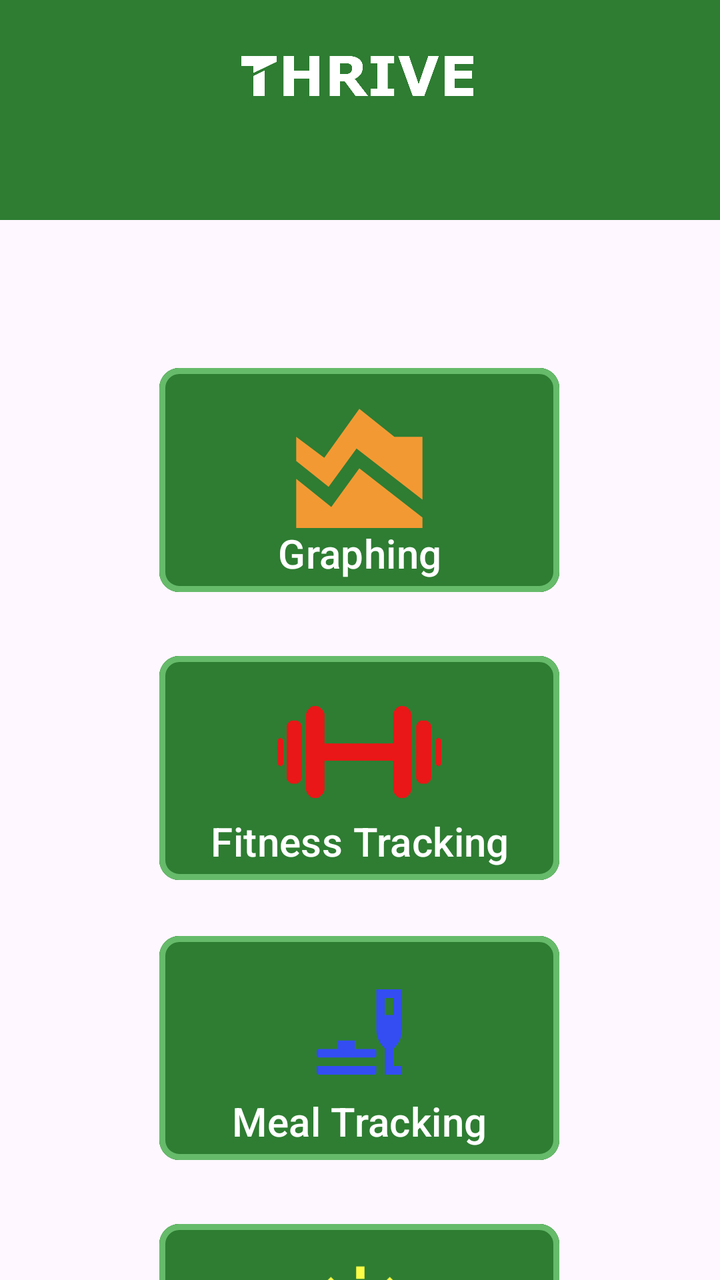
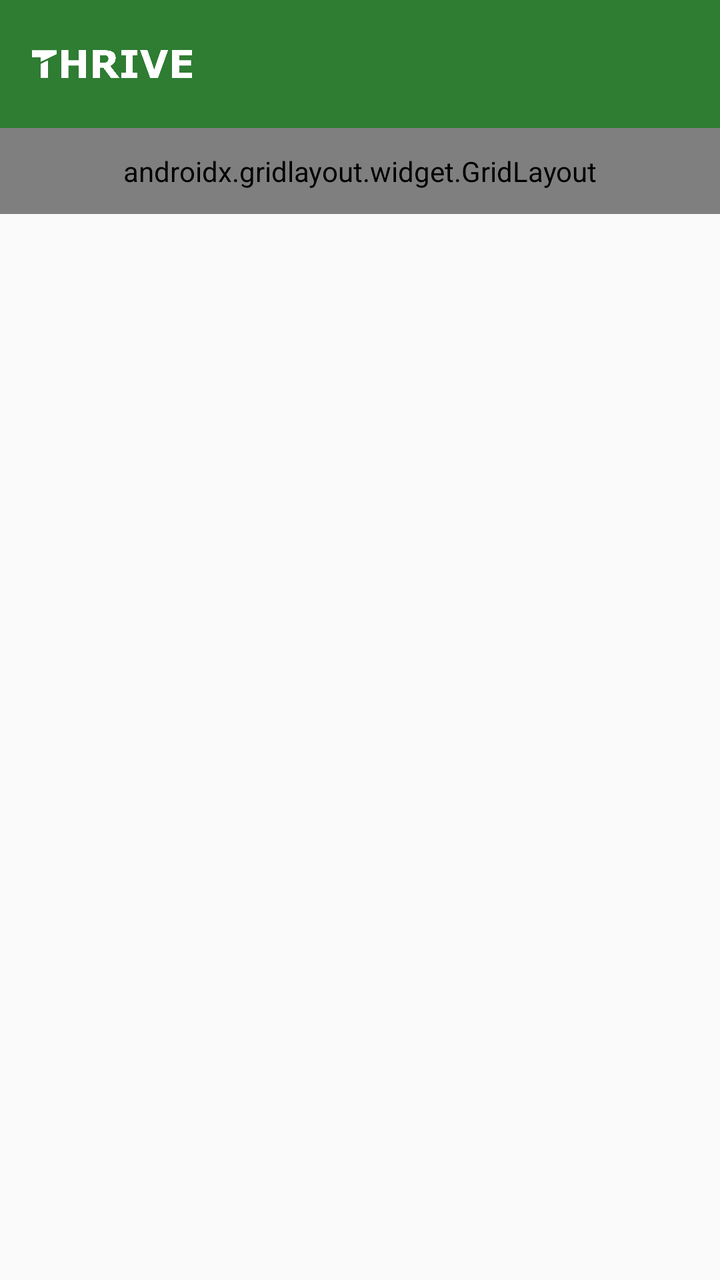

Compare the two renders of this Android layout. The source of the first and the diff that turns it into the second are given below.
<!-- AndroidManifest.xml: application theme Theme.Thriveapp -->
<!-- res/layout/activity_main.xml -->
<?xml version="1.0" encoding="utf-8"?>
<androidx.constraintlayout.widget.ConstraintLayout xmlns:android="http://schemas.android.com/apk/res/android"
    xmlns:app="http://schemas.android.com/apk/res-auto"
    xmlns:tools="http://schemas.android.com/tools"
    android:id="@+id/main"
    android:layout_width="match_parent"
    android:layout_height="match_parent"
    tools:context=".MainActivity">

    
    <View
        android:id="@+id/topBackground"
        android:layout_width="0dp"
        android:layout_height="110dp"
        android:background="@color/primary_green"
        app:layout_constraintTop_toTopOf="parent"
        app:layout_constraintStart_toStartOf="parent"
        app:layout_constraintEnd_toEndOf="parent" />

    

    
    <ImageView
        android:id="@+id/thriveLogo"
        android:layout_width="120dp"
        android:layout_height="20dp"
        android:layout_marginTop="28dp"
        android:contentDescription="THRIVE Logo"
        android:src="@drawable/thrive_logo_thrive_white"
        app:layout_constraintEnd_toEndOf="parent"
        app:layout_constraintHorizontal_bias="0.495"
        app:layout_constraintStart_toStartOf="parent"
        app:layout_constraintTop_toTopOf="parent" />


    

    

    

    

    <androidx.appcompat.widget.Toolbar
        android:id="@+id/appBar"
        android:layout_width="0dp"
        android:layout_height="?attr/actionBarSize"
        android:elevation="4dp"
        android:theme="@style/ThemeOverlay.AppCompat.Dark.ActionBar"
        app:layout_constraintEnd_toEndOf="parent"
        app:layout_constraintHorizontal_bias="0.0"
        app:layout_constraintStart_toStartOf="parent"
        app:layout_constraintTop_toBottomOf="@id/thriveLogo" />

    <Button
        android:id="@+id/fitnessTrackingButton"
        android:layout_width="200dp"
        android:layout_height="120dp"
        android:layout_marginTop="24dp"
        android:backgroundTint="@color/primary_green"
        android:gravity="bottom|center"
        android:text="Fitness Tracking"
        android:textColor="@color/button_text"
        android:textSize="20dp"
        android:elevation="12dp"
        app:strokeColor="@color/secondary_green"
        app:strokeWidth="3dp"
        app:cornerRadius="10dp"
        app:layout_constraintEnd_toEndOf="parent"
        app:layout_constraintHorizontal_bias="0.497"
        app:layout_constraintStart_toStartOf="parent"
        app:layout_constraintTop_toBottomOf="@+id/GraphButton" />

    <Button
        android:id="@+id/GraphButton"
        android:layout_width="200dp"
        android:layout_height="120dp"
        android:layout_marginTop="68dp"
        android:backgroundTint="@color/primary_green"
        android:gravity="bottom|center"
        android:text="Graphing"
        android:textColor="@color/button_text"
        android:textSize="20dp"
        android:elevation="12dp"
        app:strokeColor="@color/secondary_green"
        app:strokeWidth="3dp"
        app:cornerRadius="10dp"
        app:layout_constraintEnd_toEndOf="parent"
        app:layout_constraintHorizontal_bias="0.497"
        app:layout_constraintStart_toStartOf="parent"
        app:layout_constraintTop_toBottomOf="@+id/appBar" />

    <Button
        android:id="@+id/MealTrackingButton"
        android:layout_width="200dp"
        android:layout_height="120dp"
        android:layout_marginTop="20dp"
        android:backgroundTint="@color/primary_green"
        android:gravity="bottom|center"
        android:text="Meal Tracking"
        android:textSize="20dp"
        android:elevation="12dp"
        app:strokeColor="@color/secondary_green"
        app:strokeWidth="3dp"
        app:cornerRadius="10dp"
        app:layout_constraintEnd_toEndOf="parent"
        app:layout_constraintHorizontal_bias="0.497"
        app:layout_constraintStart_toStartOf="parent"
        app:layout_constraintTop_toBottomOf="@+id/fitnessTrackingButton" />

    <Button
        android:id="@+id/DailyGoalsButton"
        android:layout_width="200dp"
        android:layout_height="120dp"
        android:layout_marginTop="24dp"
        android:backgroundTint="@color/primary_green"
        android:gravity="bottom|center"
        android:text="Daily Goals"
        android:textSize="20dp"
        android:elevation="12dp"
        app:strokeColor="@color/secondary_green"
        app:strokeWidth="3dp"
        app:cornerRadius="10dp"
        app:layout_constraintEnd_toEndOf="parent"
        app:layout_constraintHorizontal_bias="0.497"
        app:layout_constraintStart_toStartOf="parent"
        app:layout_constraintTop_toBottomOf="@+id/MealTrackingButton" />

    <ImageView
        android:id="@+id/imageView"
        android:layout_width="119dp"
        android:layout_height="80dp"
        android:layout_marginTop="8dp"
        app:layout_constraintEnd_toEndOf="@+id/DailyGoalsButton"
        app:layout_constraintHorizontal_bias="0.506"
        app:layout_constraintStart_toStartOf="@+id/DailyGoalsButton"
        app:layout_constraintTop_toTopOf="@+id/DailyGoalsButton"
        app:srcCompat="@drawable/sun_icon" />

    <ImageView
        android:id="@+id/imageView4"
        android:layout_width="82dp"
        android:layout_height="56dp"
        android:layout_marginTop="24dp"
        app:layout_constraintEnd_toEndOf="@+id/fitnessTrackingButton"
        app:layout_constraintStart_toStartOf="@+id/fitnessTrackingButton"
        app:layout_constraintTop_toTopOf="@+id/fitnessTrackingButton"
        app:srcCompat="@drawable/dumbell"
        app:tint="#E91717" />

    <ImageView
        android:id="@+id/imageView5"
        android:layout_width="98dp"
        android:layout_height="72dp"
        android:layout_marginTop="16dp"
        app:layout_constraintEnd_toEndOf="@+id/MealTrackingButton"
        app:layout_constraintStart_toStartOf="@+id/MealTrackingButton"
        app:layout_constraintTop_toTopOf="@+id/MealTrackingButton"
        app:srcCompat="@drawable/meal_tracking" />

    <ImageView
        android:id="@+id/imageView9"
        android:layout_width="wrap_content"
        android:layout_height="wrap_content"
        app:layout_constraintEnd_toEndOf="@+id/GraphButton"
        app:layout_constraintStart_toStartOf="@+id/GraphButton"
        app:layout_constraintTop_toTopOf="@+id/GraphButton"
        app:srcCompat="@drawable/graph_image_foreground" />


</androidx.constraintlayout.widget.ConstraintLayout>
<!-- resources referenced by this layout -->
<resources>
  <color name="button_text">#FFFFFF</color>
  <color name="primary_green">#2E7D32</color>
  <color name="secondary_green">#66BB6A</color>
  <!-- drawable dumbell: png bitmap (drawable, 12772 bytes) -->
  <!-- drawable graph_image_foreground (drawable) -->
  <vector xmlns:android="http://schemas.android.com/apk/res/android"
      android:width="108dp"
      android:height="108dp"
      android:viewportWidth="24"
      android:viewportHeight="24"
      android:tint="#F39933">
    <group android:scaleX="0.77918047"
        android:scaleY="0.77918047"
        android:translateX="2.6498342"
        android:translateY="3.0827122">
      <path
          android:fillColor="@android:color/white"
          android:pathData="M3,13v7h18v-1.5l-9,-7L8,17L3,13zM3,7l4,3l5,-7l5,4h4v8.97l-9.4,-7.31l-3.98,5.48L3,10.44V7z"/>
    </group>
  </vector>
  <!-- drawable meal_tracking (drawable) -->
  <vector xmlns:android="http://schemas.android.com/apk/res/android"
      android:width="108dp"
      android:height="108dp"
      android:viewportWidth="24"
      android:viewportHeight="24"
      android:tint="#334DF3">
    <group android:scaleX="0.70992"
        android:scaleY="0.70992"
        android:translateX="3.48096"
        android:translateY="3.48096">
      <path
          android:fillColor="@android:color/white"
          android:pathData="M18,8h2V4h-2V8zM15.51,22H2.49C2.22,22 2,21.78 2,21.5V20h14v1.5C16,21.78 15.78,22 15.51,22zM18,15.89l-0.4,-0.42c-1.02,-1.08 -1.6,-2.52 -1.6,-4V2h6v9.51c0,1.46 -0.54,2.87 -1.53,3.94L20,15.97V20h2v2h-4V15.89zM7,16v-2h4v2h4.5c0.28,0 0.5,0.22 0.5,0.5v1c0,0.28 -0.22,0.5 -0.5,0.5h-13C2.22,18 2,17.78 2,17.5v-1C2,16.22 2.22,16 2.5,16H7z"
          android:fillType="evenOdd"/>
    </group>
  </vector>
  <!-- drawable sun_icon (drawable) -->
  <vector xmlns:android="http://schemas.android.com/apk/res/android"
      android:width="108dp"
      android:height="108dp"
      android:viewportWidth="24"
      android:viewportHeight="24"
      android:tint="#FCFC46">
    <group android:scaleX="0.6264"
        android:scaleY="0.6264"
        android:translateX="4.4832"
        android:translateY="4.8312">
      <path
          android:fillColor="@android:color/white"
          android:pathData="M6.76,4.84l-1.8,-1.79 -1.41,1.41 1.79,1.79 1.42,-1.41zM4,10.5L1,10.5v2h3v-2zM13,0.55h-2L11,3.5h2L13,0.55zM20.45,4.46l-1.41,-1.41 -1.79,1.79 1.41,1.41 1.79,-1.79zM17.24,18.16l1.79,1.8 1.41,-1.41 -1.8,-1.79 -1.4,1.4zM20,10.5v2h3v-2h-3zM12,5.5c-3.31,0 -6,2.69 -6,6s2.69,6 6,6 6,-2.69 6,-6 -2.69,-6 -6,-6zM11,22.45h2L13,19.5h-2v2.95zM3.55,18.54l1.41,1.41 1.79,-1.8 -1.41,-1.41 -1.79,1.8z"/>
    </group>
  </vector>
  <!-- drawable thrive_logo_thrive_white: png bitmap (drawable, 35669 bytes) -->
  <style name="Theme.Thriveapp" parent="Base.Theme.Thriveapp" />
  <style name="Base.Theme.Thriveapp" parent="Theme.Material3.DayNight.NoActionBar">
          
          
      </style>
</resources>

<!-- the commit's change to res/layout/activity_main.xml (unified diff, before → after) -->
@@ -1,171 +1,47 @@
 <?xml version="1.0" encoding="utf-8"?>
-<androidx.constraintlayout.widget.ConstraintLayout xmlns:android="http://schemas.android.com/apk/res/android"
+<androidx.constraintlayout.widget.ConstraintLayout
+    xmlns:android="http://schemas.android.com/apk/res/android"
     xmlns:app="http://schemas.android.com/apk/res-auto"
     xmlns:tools="http://schemas.android.com/tools"
-    android:id="@+id/main"
     android:layout_width="match_parent"
     android:layout_height="match_parent"
-    tools:context=".MainActivity">
-
-    
-    <View
-        android:id="@+id/topBackground"
-        android:layout_width="0dp"
-        android:layout_height="110dp"
-        android:background="@color/primary_green"
-        app:layout_constraintTop_toTopOf="parent"
-        app:layout_constraintStart_toStartOf="parent"
-        app:layout_constraintEnd_toEndOf="parent" />
-
-    
-
-    
-    <ImageView
-        android:id="@+id/thriveLogo"
-        android:layout_width="120dp"
-        android:layout_height="20dp"
-        android:layout_marginTop="28dp"
-        android:contentDescription="THRIVE Logo"
-        android:src="@drawable/thrive_logo_thrive_white"
-        app:layout_constraintEnd_toEndOf="parent"
-        app:layout_constraintHorizontal_bias="0.495"
-        app:layout_constraintStart_toStartOf="parent"
-        app:layout_constraintTop_toTopOf="parent" />
-
-
-    
-
-    
-
-    
-
+    tools:context=".MainActivity"
+    android:background="#FAFAFA">
     
 
     <androidx.appcompat.widget.Toolbar
         android:id="@+id/appBar"
         android:layout_width="0dp"
         android:layout_height="?attr/actionBarSize"
+        android:background="@color/primary_green"
         android:elevation="4dp"
         android:theme="@style/ThemeOverlay.AppCompat.Dark.ActionBar"
         app:layout_constraintEnd_toEndOf="parent"
+        app:layout_constraintHorizontal_bias="1.0"
+        app:layout_constraintStart_toStartOf="parent"
+        app:layout_constraintTop_toTopOf="parent">
+
+        <ImageView
+            android:id="@+id/logoInToolbar"
+            android:layout_width="80dp"
+            android:layout_height="40dp"
+            android:layout_gravity="start"
+            android:contentDescription="THRIVE Logo"
+            android:src="@drawable/thrive_logo_thrive_white" />
+    </androidx.appcompat.widget.Toolbar>
+
+    <androidx.gridlayout.widget.GridLayout
+        android:id="@+id/dashboardGrid"
+        android:layout_width="0dp"
+        android:layout_height="wrap_content"
+        android:padding="12dp"
+        app:alignmentMode="alignMargins"
+        app:columnCount="2"
+        app:layout_constraintEnd_toEndOf="parent"
         app:layout_constraintHorizontal_bias="0.0"
         app:layout_constraintStart_toStartOf="parent"
-        app:layout_constraintTop_toBottomOf="@id/thriveLogo" />
-
-    <Button
-        android:id="@+id/fitnessTrackingButton"
-        android:layout_width="200dp"
-        android:layout_height="120dp"
-        android:layout_marginTop="24dp"
-        android:backgroundTint="@color/primary_green"
-        android:gravity="bottom|center"
-        android:text="Fitness Tracking"
-        android:textColor="@color/button_text"
-        android:textSize="20dp"
-        android:elevation="12dp"
-        app:strokeColor="@color/secondary_green"
-        app:strokeWidth="3dp"
-        app:cornerRadius="10dp"
-        app:layout_constraintEnd_toEndOf="parent"
-        app:layout_constraintHorizontal_bias="0.497"
-        app:layout_constraintStart_toStartOf="parent"
-        app:layout_constraintTop_toBottomOf="@+id/GraphButton" />
-
-    <Button
-        android:id="@+id/GraphButton"
-        android:layout_width="200dp"
-        android:layout_height="120dp"
-        android:layout_marginTop="68dp"
-        android:backgroundTint="@color/primary_green"
-        android:gravity="bottom|center"
-        android:text="Graphing"
-        android:textColor="@color/button_text"
-        android:textSize="20dp"
-        android:elevation="12dp"
-        app:strokeColor="@color/secondary_green"
-        app:strokeWidth="3dp"
-        app:cornerRadius="10dp"
-        app:layout_constraintEnd_toEndOf="parent"
-        app:layout_constraintHorizontal_bias="0.497"
-        app:layout_constraintStart_toStartOf="parent"
-        app:layout_constraintTop_toBottomOf="@+id/appBar" />
-
-    <Button
-        android:id="@+id/MealTrackingButton"
-        android:layout_width="200dp"
-        android:layout_height="120dp"
-        android:layout_marginTop="20dp"
-        android:backgroundTint="@color/primary_green"
-        android:gravity="bottom|center"
-        android:text="Meal Tracking"
-        android:textSize="20dp"
-        android:elevation="12dp"
-        app:strokeColor="@color/secondary_green"
-        app:strokeWidth="3dp"
-        app:cornerRadius="10dp"
-        app:layout_constraintEnd_toEndOf="parent"
-        app:layout_constraintHorizontal_bias="0.497"
-        app:layout_constraintStart_toStartOf="parent"
-        app:layout_constraintTop_toBottomOf="@+id/fitnessTrackingButton" />
-
-    <Button
-        android:id="@+id/DailyGoalsButton"
-        android:layout_width="200dp"
-        android:layout_height="120dp"
-        android:layout_marginTop="24dp"
-        android:backgroundTint="@color/primary_green"
-        android:gravity="bottom|center"
-        android:text="Daily Goals"
-        android:textSize="20dp"
-        android:elevation="12dp"
-        app:strokeColor="@color/secondary_green"
-        app:strokeWidth="3dp"
-        app:cornerRadius="10dp"
-        app:layout_constraintEnd_toEndOf="parent"
-        app:layout_constraintHorizontal_bias="0.497"
-        app:layout_constraintStart_toStartOf="parent"
-        app:layout_constraintTop_toBottomOf="@+id/MealTrackingButton" />
-
-    <ImageView
-        android:id="@+id/imageView"
-        android:layout_width="119dp"
-        android:layout_height="80dp"
-        android:layout_marginTop="8dp"
-        app:layout_constraintEnd_toEndOf="@+id/DailyGoalsButton"
-        app:layout_constraintHorizontal_bias="0.506"
-        app:layout_constraintStart_toStartOf="@+id/DailyGoalsButton"
-        app:layout_constraintTop_toTopOf="@+id/DailyGoalsButton"
-        app:srcCompat="@drawable/sun_icon" />
-
-    <ImageView
-        android:id="@+id/imageView4"
-        android:layout_width="82dp"
-        android:layout_height="56dp"
-        android:layout_marginTop="24dp"
-        app:layout_constraintEnd_toEndOf="@+id/fitnessTrackingButton"
-        app:layout_constraintStart_toStartOf="@+id/fitnessTrackingButton"
-        app:layout_constraintTop_toTopOf="@+id/fitnessTrackingButton"
-        app:srcCompat="@drawable/dumbell"
-        app:tint="#E91717" />
-
-    <ImageView
-        android:id="@+id/imageView5"
-        android:layout_width="98dp"
-        android:layout_height="72dp"
-        android:layout_marginTop="16dp"
-        app:layout_constraintEnd_toEndOf="@+id/MealTrackingButton"
-        app:layout_constraintStart_toStartOf="@+id/MealTrackingButton"
-        app:layout_constraintTop_toTopOf="@+id/MealTrackingButton"
-        app:srcCompat="@drawable/meal_tracking" />
-
-    <ImageView
-        android:id="@+id/imageView9"
-        android:layout_width="wrap_content"
-        android:layout_height="wrap_content"
-        app:layout_constraintEnd_toEndOf="@+id/GraphButton"
-        app:layout_constraintStart_toStartOf="@+id/GraphButton"
-        app:layout_constraintTop_toTopOf="@+id/GraphButton"
-        app:srcCompat="@drawable/graph_image_foreground" />
-
+        app:layout_constraintTop_toBottomOf="@id/appBar"
+        app:layout_constraintVertical_bias="1.0"
+        app:rowCount="2" />
 
 </androidx.constraintlayout.widget.ConstraintLayout>
<!-- resource entries referenced after the edit -->
@@ -1,58 +1,6 @@
 <!-- resources referenced by this layout -->
 <resources>
-  <color name="button_text">#FFFFFF</color>
   <color name="primary_green">#2E7D32</color>
-  <color name="secondary_green">#66BB6A</color>
-  <!-- drawable dumbell: png bitmap (drawable, 12772 bytes) -->
-  <!-- drawable graph_image_foreground (drawable) -->
-  <vector xmlns:android="http://schemas.android.com/apk/res/android"
-      android:width="108dp"
-      android:height="108dp"
-      android:viewportWidth="24"
-      android:viewportHeight="24"
-      android:tint="#F39933">
-    <group android:scaleX="0.77918047"
-        android:scaleY="0.77918047"
-        android:translateX="2.6498342"
-        android:translateY="3.0827122">
-      <path
-          android:fillColor="@android:color/white"
-          android:pathData="M3,13v7h18v-1.5l-9,-7L8,17L3,13zM3,7l4,3l5,-7l5,4h4v8.97l-9.4,-7.31l-3.98,5.48L3,10.44V7z"/>
-    </group>
-  </vector>
-  <!-- drawable meal_tracking (drawable) -->
-  <vector xmlns:android="http://schemas.android.com/apk/res/android"
-      android:width="108dp"
-      android:height="108dp"
-      android:viewportWidth="24"
-      android:viewportHeight="24"
-      android:tint="#334DF3">
-    <group android:scaleX="0.70992"
-        android:scaleY="0.70992"
-        android:translateX="3.48096"
-        android:translateY="3.48096">
-      <path
-          android:fillColor="@android:color/white"
-          android:pathData="M18,8h2V4h-2V8zM15.51,22H2.49C2.22,22 2,21.78 2,21.5V20h14v1.5C16,21.78 15.78,22 15.51,22zM18,15.89l-0.4,-0.42c-1.02,-1.08 -1.6,-2.52 -1.6,-4V2h6v9.51c0,1.46 -0.54,2.87 -1.53,3.94L20,15.97V20h2v2h-4V15.89zM7,16v-2h4v2h4.5c0.28,0 0.5,0.22 0.5,0.5v1c0,0.28 -0.22,0.5 -0.5,0.5h-13C2.22,18 2,17.78 2,17.5v-1C2,16.22 2.22,16 2.5,16H7z"
-          android:fillType="evenOdd"/>
-    </group>
-  </vector>
-  <!-- drawable sun_icon (drawable) -->
-  <vector xmlns:android="http://schemas.android.com/apk/res/android"
-      android:width="108dp"
-      android:height="108dp"
-      android:viewportWidth="24"
-      android:viewportHeight="24"
-      android:tint="#FCFC46">
-    <group android:scaleX="0.6264"
-        android:scaleY="0.6264"
-        android:translateX="4.4832"
-        android:translateY="4.8312">
-      <path
-          android:fillColor="@android:color/white"
-          android:pathData="M6.76,4.84l-1.8,-1.79 -1.41,1.41 1.79,1.79 1.42,-1.41zM4,10.5L1,10.5v2h3v-2zM13,0.55h-2L11,3.5h2L13,0.55zM20.45,4.46l-1.41,-1.41 -1.79,1.79 1.41,1.41 1.79,-1.79zM17.24,18.16l1.79,1.8 1.41,-1.41 -1.8,-1.79 -1.4,1.4zM20,10.5v2h3v-2h-3zM12,5.5c-3.31,0 -6,2.69 -6,6s2.69,6 6,6 6,-2.69 6,-6 -2.69,-6 -6,-6zM11,22.45h2L13,19.5h-2v2.95zM3.55,18.54l1.41,1.41 1.79,-1.8 -1.41,-1.41 -1.79,1.8z"/>
-    </group>
-  </vector>
   <!-- drawable thrive_logo_thrive_white: png bitmap (drawable, 35669 bytes) -->
   <style name="Theme.Thriveapp" parent="Base.Theme.Thriveapp" />
   <style name="Base.Theme.Thriveapp" parent="Theme.Material3.DayNight.NoActionBar">
